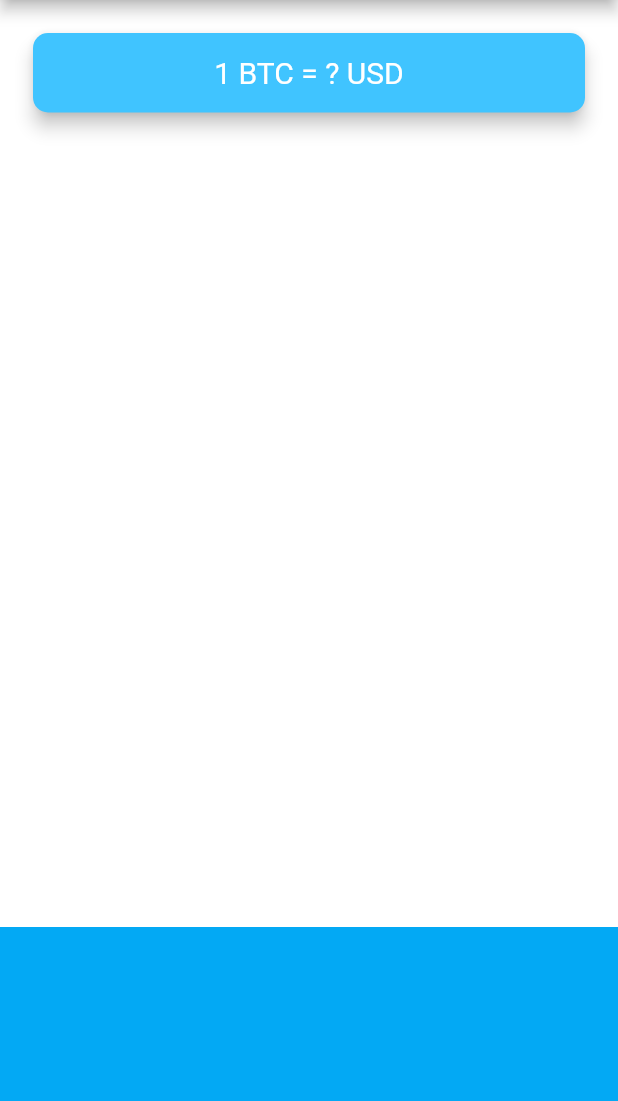
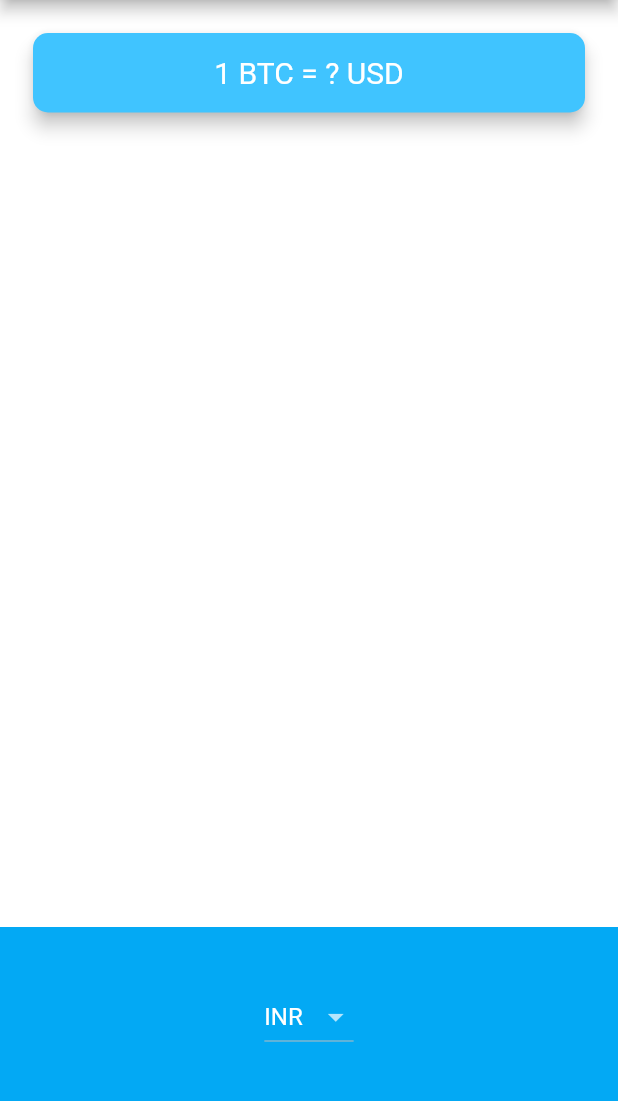
Before and after one commit to Arunachalam0007/SHA-FLUTTER, a Flutter app: the screen it shows after launch, on a phone screen of 412 x 824 dp, the part 84-1185 px from its top. Run offline on Flutter 3.47's test engine with Material 2 defaults, Android fonts, the phone set to English and light mode, and no system bars; our stand-ins replace audioplayers, flutter_spinkit, font_awesome_flutter, geolocator, rflutter_alert.

Commit message:
Bitcoin: Added DropdownButton Widget

```diff
--- a/Basics/bitcoin_ticker_flutter/lib/price_screen.dart
+++ b/Basics/bitcoin_ticker_flutter/lib/price_screen.dart
@@ -1,4 +1,5 @@
 import 'package:flutter/material.dart';
+import 'coin_data.dart';
 
 class PriceScreen extends StatefulWidget {
   @override
@@ -6,6 +7,21 @@
 }
 
 class _PriceScreenState extends State<PriceScreen> {
+  String selectedCurrency = 'INR';
+
+  List<DropdownMenuItem> getDropDownItems() {
+    List<DropdownMenuItem<String>> dropdownItems = [];
+
+    for (String currency in currenciesList) {
+      var newItem = DropdownMenuItem(
+        child: Text(currency),
+        value: currency,
+      );
+      dropdownItems.add(newItem);
+    }
+    return dropdownItems;
+  }
+
   @override
   Widget build(BuildContext context) {
     return Scaffold(
@@ -42,7 +58,15 @@
             alignment: Alignment.center,
             padding: EdgeInsets.only(bottom: 30.0),
             color: Colors.lightBlue,
-            child: null,
+            child: DropdownButton<String>(
+                value: selectedCurrency,
+                items: getDropDownItems(),
+                onChanged: (value) {
+                  setState(() {
+                    selectedCurrency = value;
+                    print(selectedCurrency);
+                  });
+                }),
           ),
         ],
       ),
```
Also changed, not shown: Basics/bitcoin_ticker_flutter/bitcoin ticker app images/bitcoin Dropdown Widget.PNG (added).
